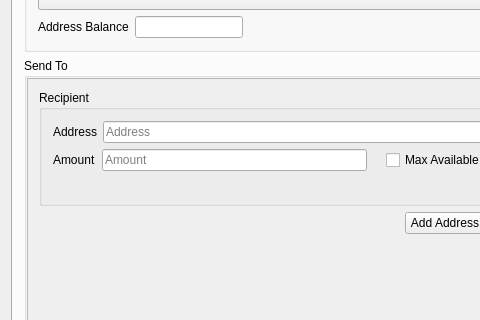
Qt form src/mainwindow.ui (z-bitcoinz/BitcoinZ_Blue) before a commit; both pictures show x 0 to 480 and y 110 to 430 of the 889 by 603 pixel window.
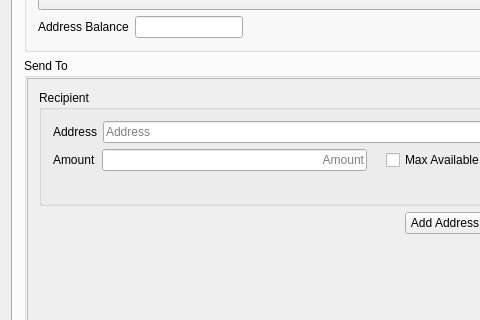
The same form after that commit. The open tabs and pages were chosen to show the change. Icons and pictures are not drawn.

Commit message: prevent unnecessary rounding

```diff
--- a/src/mainwindow.ui
+++ b/src/mainwindow.ui
@@ -362,6 +362,9 @@
                         <height>0</height>
                        </size>
                       </property>
+                      <property name="alignment">
+                       <set>Qt::AlignRight|Qt::AlignTrailing|Qt::AlignVCenter</set>
+                      </property>
                       <property name="placeholderText">
                        <string>Amount</string>
                       </property>
```
Left out of the diff: 2 changed lines with no effect on the pictures. The commit also changes 2 other files.
